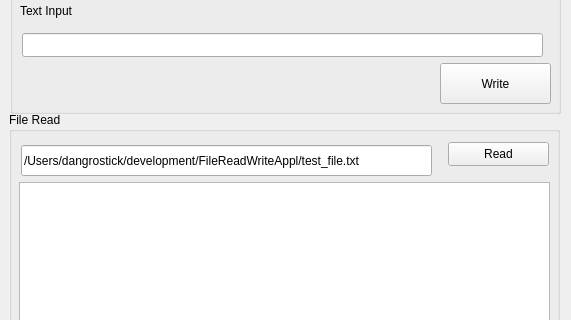
Before: the Qt Designer form mainview.ui in mabo0001/FileReadWriteQt, drawn with Qt 5; both pictures show x 0 to 571 and y 114 to 434 of the 571 by 733 pixel window.
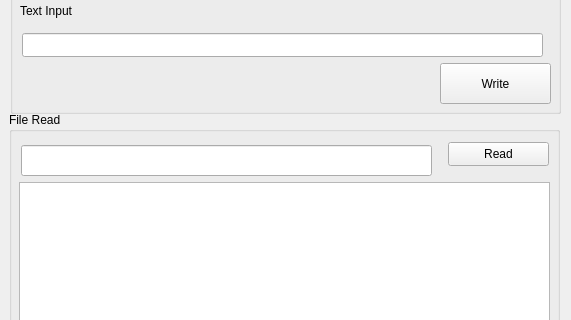
After: the same form once the commit is applied.

Commit message: Fix: Removed environment-specific path

Diff of the .ui file:
```diff
--- a/mainview.ui
+++ b/mainview.ui
@@ -146,7 +146,7 @@
       </rect>
      </property>
      <property name="text">
-      <string>/Users/dangrostick/development/FileReadWriteAppl/test_file.txt</string>
+      <string/>
      </property>
     </widget>
    </widget>
```
